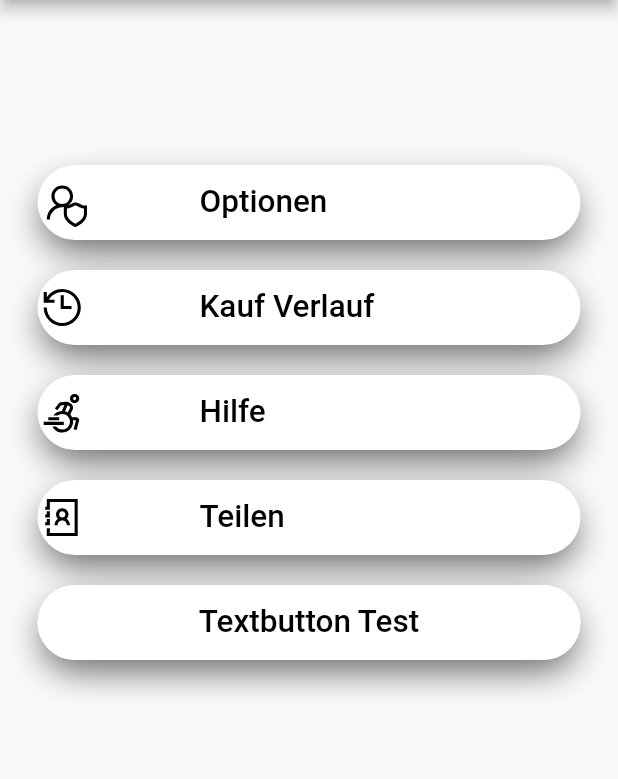
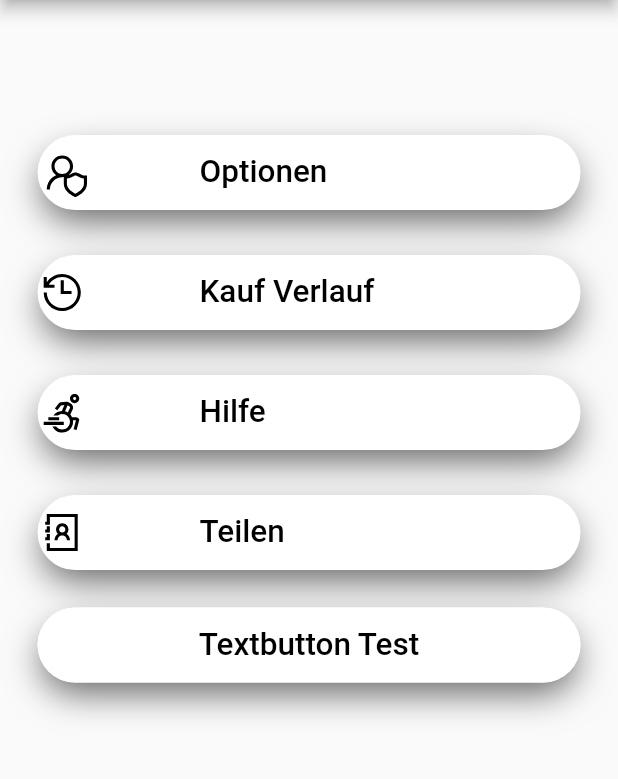
Before and after one commit to dimitarKolev99/flutter_project, a Flutter app: the ProfilePage screen opened directly, on a phone screen of 412 x 824 dp, the part 84-863 px from its top. Run offline on Flutter 3.47's test engine with Material 2 defaults, Android fonts, the phone set to English and light mode, and no system bars; our stand-ins replace line_awesome_flutter, shared_preferences; accounts and stored records are empty; network calls fail.

Commit message:
Update profile.dart

```diff
--- a/lib/view/profile.dart
+++ b/lib/view/profile.dart
@@ -152,7 +152,7 @@ class _ProfilePageState extends State<ProfilePage> {
           ]),
       body: Column(
         children: <Widget>[
-          SizedBox(height: 100),
+          SizedBox(height: 75),
           Expanded(
             child: ListView(
               //padding: EdgeInsets.only(top: 50),
@@ -236,7 +236,7 @@ class ProfileListItem extends StatelessWidget{
   Widget build(BuildContext context) {
     return Container(
       height: 50,
-      margin: EdgeInsets.symmetric(horizontal: 25, vertical: 10),
+      margin: EdgeInsets.symmetric(horizontal: 25, vertical: 15),
       decoration: BoxDecoration(
         borderRadius: BorderRadius.circular(33),
         boxShadow: [
```
